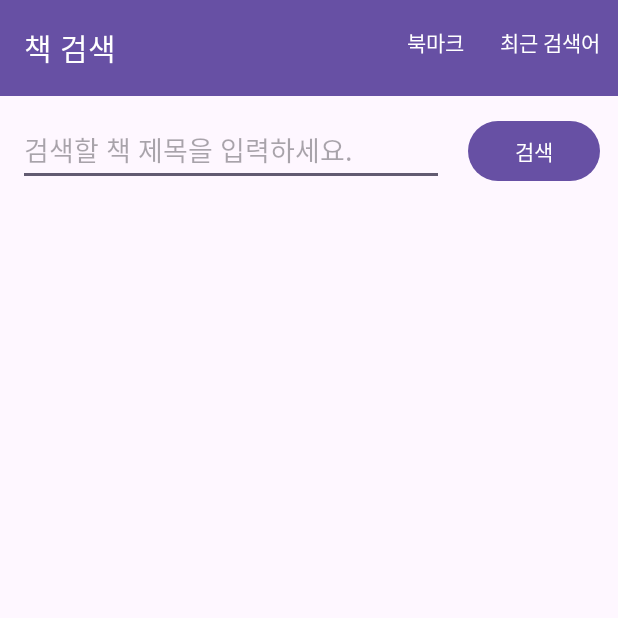
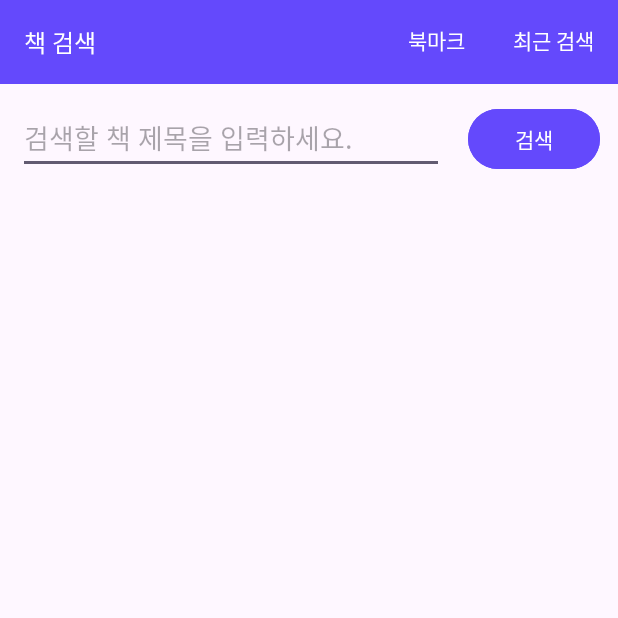
Before and after one commit to nhee-dev/book-search-app, an Android app: the screen it shows after launch (BookSearchActivity), on a phone screen of 412 x 824 dp, the top half of it. Run offline under Robolectric (Android 15) with nearby library versions, the phone set to English and light mode, and no system bars; our stand-ins replace Dagger/Hilt's generated code, Room's generated code, data binding; 2 statements that could not run were skipped.

Commit message:
feat: 메인 화면에서 최근 검색 및 북마크 화면 이동, 불필요한 import 제거

```diff
--- a/app/src/main/java/com/nhee/booksearchapp/ui/books/BooksFragment.kt
+++ b/app/src/main/java/com/nhee/booksearchapp/ui/books/BooksFragment.kt
@@ -3,22 +3,11 @@ package com.nhee.booksearchapp.ui.books
 import android.os.Bundle
 import androidx.fragment.app.Fragment
 import android.view.LayoutInflater
-import android.view.Menu
-import android.view.MenuInflater
-import android.view.MenuItem
 import android.view.View
 import android.view.ViewGroup
 import android.widget.Toast
-import androidx.core.view.MenuHost
-import androidx.core.view.MenuProvider
 import androidx.fragment.app.viewModels
-import androidx.lifecycle.Lifecycle
-import androidx.lifecycle.Observer
-import androidx.lifecycle.viewmodel.compose.viewModel
-import androidx.navigation.NavController
-import androidx.navigation.Navigation
-import androidx.navigation.findNavController
-import com.nhee.booksearchapp.R
+import androidx.navigation.fragment.findNavController
 import com.nhee.booksearchapp.databinding.FragmentBooksBinding
 import dagger.hilt.android.AndroidEntryPoint
 
@@ -43,6 +32,7 @@ class BooksFragment : Fragment() {
     override fun onViewCreated(view: View, savedInstanceState: Bundle?) {
         super.onViewCreated(view, savedInstanceState)
         setupBookSearchBtn()
+        setupNavigation()
     }
 
     private fun setupBookSearchBtn() {
@@ -56,4 +46,17 @@ class BooksFragment : Fragment() {
             }
         }
     }
+
+    private fun setupNavigation() {
+        viewDataBinding.apply {
+            tvBookmarks.setOnClickListener {
+                val action = BooksFragmentDirections.actionBooksFragmentToBookmarksFragment()
+                findNavController().navigate(action)
+            }
+            tvRecentSearchWords.setOnClickListener {
+                val action = BooksFragmentDirections.actionBooksFragmentToRecentSearchWordsFragment()
+                findNavController().navigate(action)
+            }
+        }
+    }
 }
--- a/app/src/main/res/layout/fragment_books.xml
+++ b/app/src/main/res/layout/fragment_books.xml
@@ -16,24 +16,50 @@
         android:layout_height="match_parent"
         tools:context=".ui.books.BooksFragment">
 
-        <com.google.android.material.appbar.AppBarLayout
+        <androidx.constraintlayout.widget.ConstraintLayout
             android:id="@+id/layout_app_bar"
             android:layout_width="0dp"
-            android:layout_height="wrap_content"
+            android:layout_height="56dp"
             app:layout_constraintTop_toTopOf="parent"
             app:layout_constraintStart_toStartOf="parent"
-            app:layout_constraintEnd_toEndOf="parent">
+            app:layout_constraintEnd_toEndOf="parent"
+            android:background="@color/main_color">
 
-            <com.google.android.material.appbar.MaterialToolbar
-                android:id="@+id/topAppBar"
-                android:layout_width="match_parent"
-                android:layout_height="?attr/actionBarSize"
-                app:title="@string/books_page_title"
-                app:menu="@menu/book_search_menu"
-                style="@style/Widget.MaterialComponents.Toolbar.Primary"
-                />
+            <TextView
+                android:id="@+id/tv_title"
+                android:layout_width="wrap_content"
+                android:layout_height="0dp"
+                app:layout_constraintStart_toStartOf="parent"
+                app:layout_constraintTop_toTopOf="parent"
+                app:layout_constraintBottom_toBottomOf="parent"
+                android:padding="16dp"
+                android:text="@string/books_page_title"
+                android:textColor="@color/white"
+                android:textSize="16dp"/>
 
-        </com.google.android.material.appbar.AppBarLayout>
+            <TextView
+                android:id="@+id/tv_recent_search_words"
+                android:layout_width="wrap_content"
+                android:layout_height="0dp"
+                app:layout_constraintEnd_toEndOf="parent"
+                app:layout_constraintTop_toTopOf="parent"
+                app:layout_constraintBottom_toBottomOf="parent"
+                android:padding="16dp"
+                android:text="@string/recent_search_words_page_title"
+                android:textColor="@color/white"/>
+
+            <TextView
+                android:id="@+id/tv_bookmarks"
+                android:layout_width="wrap_content"
+                android:layout_height="0dp"
+                app:layout_constraintEnd_toStartOf="@id/tv_recent_search_words"
+                app:layout_constraintTop_toTopOf="parent"
+                app:layout_constraintBottom_toBottomOf="parent"
+                android:padding="16dp"
+                android:text="@string/bookmarks_page_title"
+                android:textColor="@color/white"/>
+
+        </androidx.constraintlayout.widget.ConstraintLayout>
 
         <LinearLayout
             android:id="@+id/layout_book_search"
@@ -59,7 +85,8 @@
                 android:id="@+id/btn_book_search"
                 android:layout_width="wrap_content"
                 android:layout_height="wrap_content"
-                android:text="검색"/>
+                android:text="검색"
+                android:backgroundTint="@color/main_color"/>
 
         </LinearLayout>
 
--- a/app/src/main/res/values/colors.xml
+++ b/app/src/main/res/values/colors.xml
@@ -2,4 +2,5 @@
 <resources>
     <color name="black">#FF000000</color>
     <color name="white">#FFFFFFFF</color>
+    <color name="main_color">#6449FC</color>
 </resources>
```
